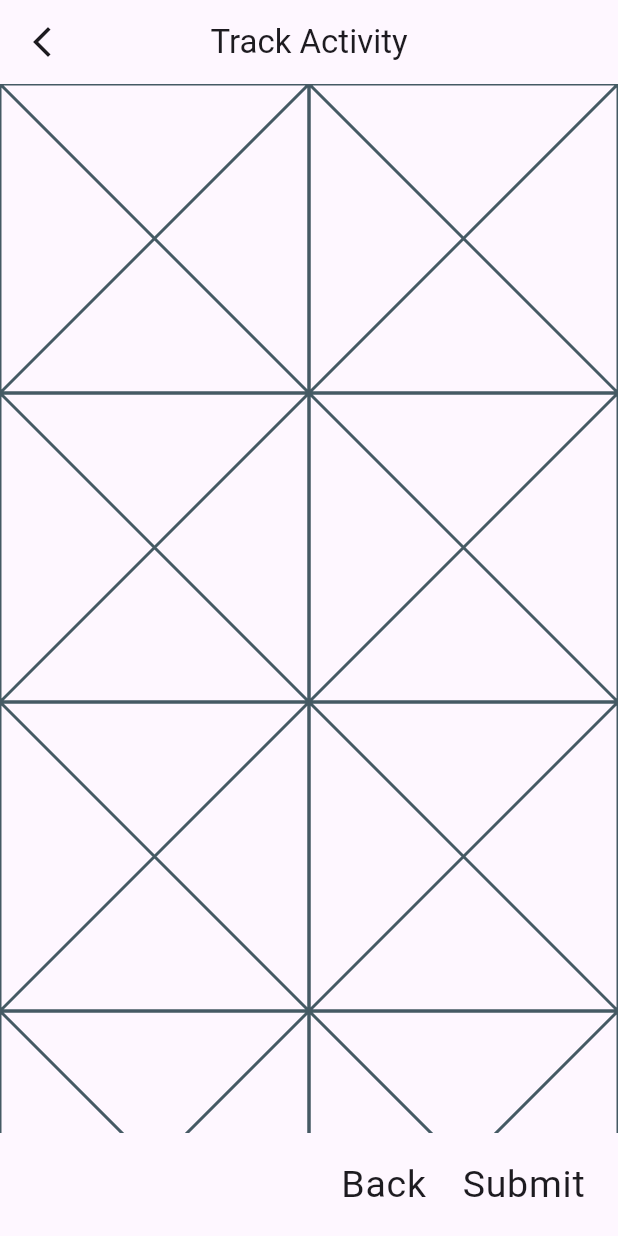
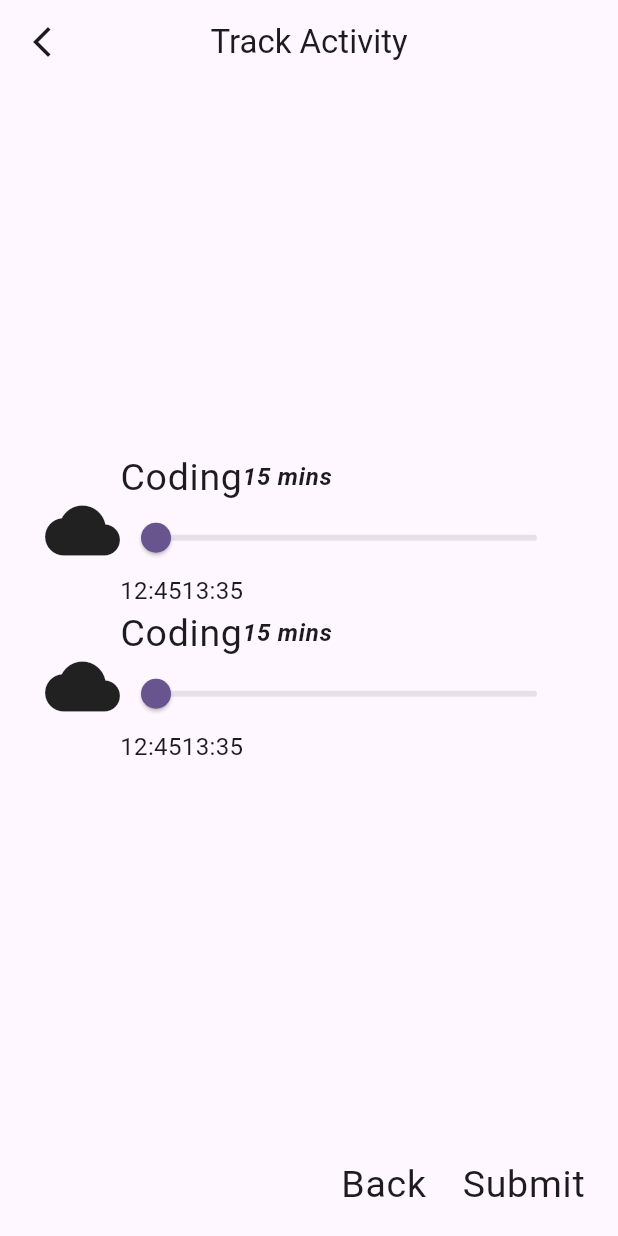
Before and after one commit to EonMurph/FooTime, a Flutter app: the TrackerPage screen opened directly, on a phone screen of 412 x 824 dp. Run offline on Flutter 3.47's test engine with Material 3 defaults, Android fonts, the phone set to English and light mode, and no system bars.

Commit message:
feat: basic time allocation page

```diff
--- a/lib/pages/tracker_pages/how_long_page.dart
+++ b/lib/pages/tracker_pages/how_long_page.dart
@@ -1,16 +1,76 @@
 import "package:flutter/material.dart";
+import "package:foo_time/utils/activity.dart";
 
-class HowLongPage extends StatelessWidget {
+class HowLongPage extends StatefulWidget {
   const HowLongPage({super.key});
 
   @override
+  State<HowLongPage> createState() => _HowLongPageState();
+}
+
+class _HowLongPageState extends State<HowLongPage> {
+  final List<double> sliderValues = [0, 0, 0, 0, 0, 0];
+
+  @override
   Widget build(BuildContext context) {
-    return GridView.builder(
-      gridDelegate:
-          SliverGridDelegateWithFixedCrossAxisCount(crossAxisCount: 2),
-      itemBuilder: (context, index) {
-        return Placeholder();
-      },
+    final activities = const [
+      Activity(id: 1, name: 'Coding', icon: Icons.cloud),
+      Activity(id: 1, name: 'Coding', icon: Icons.cloud),
+    ];
+    final elapsed = 15;
+    final startTime = '12:45';
+    final endTime = '13:35';
+
+    return Center(
+      child: ListView.builder(
+        shrinkWrap: true,
+        padding: const EdgeInsets.all(30),
+        itemCount: activities.length,
+        itemBuilder: (context, index) {
+          return Row(
+            mainAxisAlignment: MainAxisAlignment.center,
+            children: [
+              Icon(
+                activities[index].icon,
+                size: 50,
+              ),
+              Expanded(
+                child: Column(
+                  children: [
+                    Row(
+                      children: [
+                        Text(
+                          activities[index].name,
+                          style: Theme.of(context).textTheme.labelMedium,
+                        ),
+                        Text(
+                          '$elapsed mins',
+                          style: Theme.of(context).textTheme.labelSmall,
+                        ),
+                      ],
+                    ),
+                    Slider(
+                      value: sliderValues[index],
+                      min: 0,
+                      max: 100,
+                      label: sliderValues[index].round().toString(),
+                      onChanged: (double value) {
+                        setState(() {
+                          sliderValues[index] = value;
+                        });
+                      },
+                    ),
+                    Row(children: [
+                      Text(startTime),
+                      Text(endTime),
+                    ])
+                  ],
+                ),
+              )
+            ],
+          );
+        },
+      ),
     );
   }
 }
```
